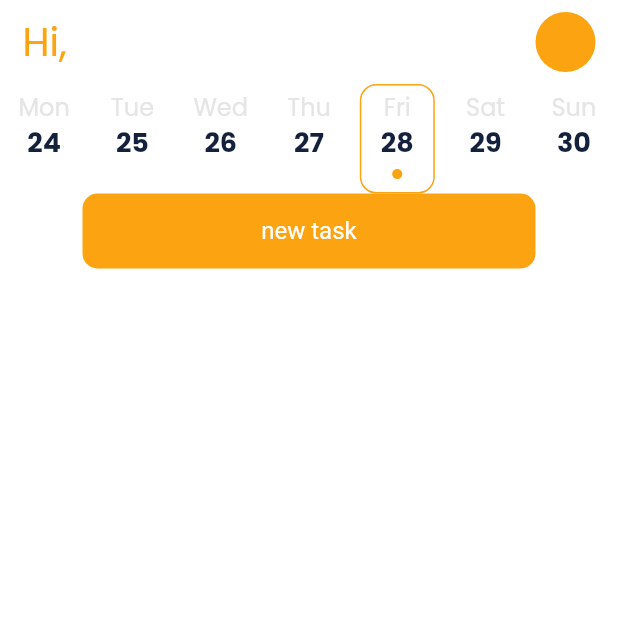
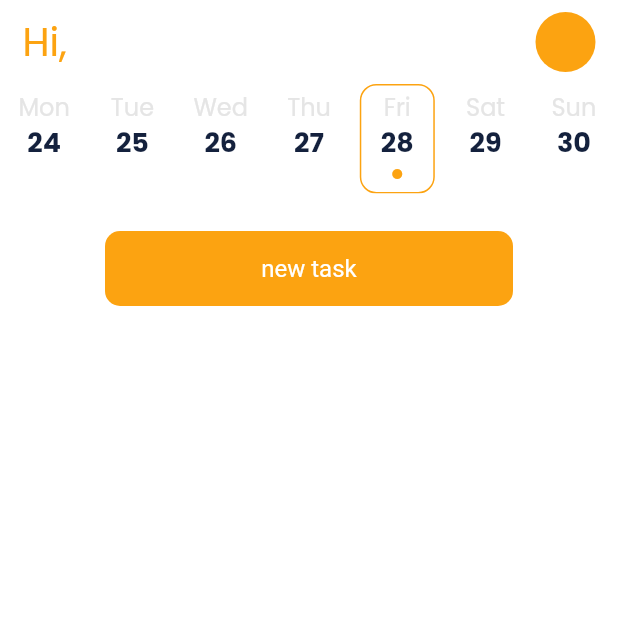
Before and after one commit to JoseLuna12/habito-app-flutter, a Flutter app: the HomeScreen screen opened directly, on a phone screen of 412 x 824 dp, the top half of it. Run offline on Flutter 3.47's test engine with Material 2 defaults, Android fonts, the phone set to English and light mode, and no system bars; our stand-ins replace isar, shared_preferences; accounts and stored records are empty; generated files the repository leaves out were written again.

Commit message:
partial finish home

```diff
--- a/lib/common/database/isar.dart
+++ b/lib/common/database/isar.dart
@@ -18,6 +18,11 @@ class IsarDatabase {
   Future<List<Task>> getTasks() async {
     final isar = await _isar;
     return isar.tasks.where().findAll();
+  }
+
+  Future<List<Task>> getTasksByDay(String keyDay) async {
+    final isar = await _isar;
+    return isar.tasks.where().filter().timeEqualTo(keyDay).findAll();
   }
 
   Future<void> deleteTask(Id taskId) async {
--- a/lib/common/date/week.dart
+++ b/lib/common/date/week.dart
@@ -8,20 +8,21 @@ class HabiWeek {
   late int _todayWeekIndex;
   late WeekList _weeks;
   late final HabiDay _today;
+  late HabiDay _activeDay;
   late int _activeWeekIndex;
-  late int _activeDayIndex;
 
   HabiWeek() {
     _weeks = DateHelper.initDates();
     _today = DateHelper.getCurrentDate();
     _todayWeekIndex = _getCurrentWeekIndexOf(_weeks);
+    _activeDay = _today;
     _activeWeekIndex = _todayWeekIndex;
-    _activeDayIndex = _today.indexOfDay;
   }
 
   int get todayWeekIndex => _todayWeekIndex;
   WeekList get weeks => _weeks;
   HabiDay get today => _today;
+  HabiDay get activeDay => _activeDay;
   HabiDay get todayInArray {
     return weeks[_todayWeekIndex][today.indexOfDay];
   }
@@ -40,9 +41,9 @@ class HabiWeek {
   }
 
   void activateDayByIndex(int week, int day) {
-    _weeks[_activeWeekIndex][_activeDayIndex].setIsActive(false);
+    _weeks[_activeWeekIndex][_activeDay.indexOfDay].setIsActive(false);
     _weeks[week][day].setIsActive(true);
-    _activeDayIndex = day;
+    _activeDay = _weeks[week][day];
     _activeWeekIndex = week;
   }
 
--- a/lib/common/providers/app_state_provider.dart
+++ b/lib/common/providers/app_state_provider.dart
@@ -6,6 +6,10 @@ class AppStateProvider extends ChangeNotifier {
   bool _isKeyboardOpen = false;
 
   bool get isKeyboardOpen => _isKeyboardOpen;
+
+  bool isDarkMode(BuildContext context) {
+    return Theme.of(context).brightness == Brightness.dark;
+  }
 
   void closeKeyboard() {
     if (_currentInputFocus == null) {
--- a/lib/common/providers/task_provider.dart
+++ b/lib/common/providers/task_provider.dart
@@ -13,6 +13,12 @@ class TaskProvider extends ChangeNotifier {
   Future<void> initTasks() async {
     final db = IsarDatabase();
     _tasks = await db.getTasks();
+    notifyListeners();
+  }
+
+  Future<void> initTaskByDay(String time) async {
+    final db = IsarDatabase();
+    _tasks = await db.getTasksByDay(time);
     notifyListeners();
   }
 
--- a/lib/features/routines/screens/home.dart
+++ b/lib/features/routines/screens/home.dart
@@ -27,7 +27,6 @@ class HomeScreen extends StatelessWidget {
           // ),
           DaySelector(),
           Expanded(child: TasksColumn()),
-          // const Spacer(),
         ],
       ),
     );
--- a/lib/features/routines/widgets/day_item.dart
+++ b/lib/features/routines/widgets/day_item.dart
@@ -1,5 +1,6 @@
 import 'package:flutter/material.dart';
 import 'package:habito/common/date/day.dart';
+import 'package:habito/common/providers/app_state_provider.dart';
 import 'package:habito/common/providers/week_provider.dart';
 import 'package:habito/constants/app_colors.dart';
 import 'package:habito/constants/app_measurements.dart';
@@ -12,7 +13,8 @@ class DayListItem extends StatelessWidget {
 
   @override
   Widget build(BuildContext context) {
-    final bool isDarkMode = Theme.of(context).brightness == Brightness.dark;
+    final bool isDarkMode =
+        context.watch<AppStateProvider>().isDarkMode(context);
 
     Color dayNameColor = isDarkMode ? HabiColor.gray : HabiColor.gray;
     Color dayNumberColor = isDarkMode ? HabiColor.white : HabiColor.blue;
--- a/lib/features/routines/widgets/day_selector.dart
+++ b/lib/features/routines/widgets/day_selector.dart
@@ -1,6 +1,8 @@
 import 'package:flutter/material.dart';
 import 'package:habito/common/date/week.dart';
+import 'package:habito/common/providers/app_state_provider.dart';
 import 'package:habito/common/providers/week_provider.dart';
+import 'package:habito/constants/app_colors.dart';
 import 'package:habito/features/routines/widgets/day_item.dart';
 import 'package:provider/provider.dart';
 
@@ -25,7 +27,15 @@ class _DaySelectorState extends State<DaySelector> {
 
   @override
   Widget build(BuildContext context) {
-    return SizedBox(
+    final bool isDarkMode =
+        context.watch<AppStateProvider>().isDarkMode(context);
+
+    final Color backgroundColor = isDarkMode ? HabiColor.blue : HabiColor.white;
+
+    return Container(
+      decoration: BoxDecoration(
+        color: backgroundColor,
+      ),
       height: 73,
       child: Row(
         children: [
--- a/lib/features/routines/widgets/tasks_column.dart
+++ b/lib/features/routines/widgets/tasks_column.dart
@@ -1,5 +1,6 @@
 import 'package:flutter/material.dart';
 import 'package:habito/common/providers/app_state_provider.dart';
+import 'package:habito/common/providers/week_provider.dart';
 import 'package:habito/constants/app_colors.dart';
 
 import 'package:provider/provider.dart';
@@ -17,20 +18,23 @@ class TasksColumn extends StatefulWidget {
 }
 
 class _TasksColumnState extends State<TasksColumn> {
-  // final listScrollController = ScrollController();
-
   final taskInputController = TextEditingController();
   final inputFocusNode = FocusNode();
 
   @override
   Widget build(BuildContext context) {
+    final bool isDarkMode =
+        context.watch<AppStateProvider>().isDarkMode(context);
+    final buttonBackgroundColor = isDarkMode ? HabiColor.blue : HabiColor.white;
+    final selectedDay = context.watch<WeekProvider>().weeksValues.activeDay;
+
     void newTask(String task) {
       if (task.isEmpty) {
         return;
       }
       final t = Task()
         ..name = task
-        ..time = "26:07:2023";
+        ..time = selectedDay.keyDate;
       context.read<TaskProvider>().addTask(t);
       taskInputController.clear();
     }
@@ -41,22 +45,10 @@ class _TasksColumnState extends State<TasksColumn> {
 
     return Column(
       children: [
-        Padding(
-          padding: const EdgeInsets.only(
-            left: HabiMeasurements.paddingHorizontalButtonXl,
-            right: HabiMeasurements.paddingHorizontalButtonXl,
-            bottom: 30,
-          ),
-          child: ElevatedButton(
-            onPressed: context.watch<AppStateProvider>().isKeyboardOpen
-                ? null
-                : newTaskAction,
-            child: const Text("new task"),
-          ),
-        ),
         Expanded(
           child: FutureBuilder(
-            future: context.read<TaskProvider>().initTasks(),
+            future:
+                context.read<TaskProvider>().initTaskByDay(selectedDay.keyDate),
             builder: (context, snapshot) {
               List<Task> tasks =
                   context.watch<TaskProvider>().tasks.reversed.toList();
@@ -66,9 +58,29 @@ class _TasksColumnState extends State<TasksColumn> {
                 ),
                 child: ListView.builder(
                   // controller: listScrollController,
-                  itemCount: tasks.length,
+                  shrinkWrap: true,
+                  // physics: const NeverScrollableScrollPhysics(),
+                  itemCount: tasks.length + 1,
                   itemBuilder: (context, index) {
-                    return TaskListTile(task: tasks[index]);
+                    if (index == 0) {
+                      return Container(
+                        padding: const EdgeInsets.only(
+                          top: 25,
+                          left: HabiMeasurements.paddingHorizontalButtonXl,
+                          right: HabiMeasurements.paddingHorizontalButtonXl,
+                          bottom: 30,
+                        ),
+                        color: buttonBackgroundColor,
+                        child: ElevatedButton(
+                          onPressed:
+                              context.watch<AppStateProvider>().isKeyboardOpen
+                                  ? null
+                                  : newTaskAction,
+                          child: const Text("new task"),
+                        ),
+                      );
+                    }
+                    return TaskListTile(task: tasks[index - 1]);
                   },
                 ),
               );
@@ -140,7 +152,13 @@ class _TaskListTileState extends State<TaskListTile> {
             children: [
               Padding(
                 padding: EdgeInsets.only(right: 10),
-                child: Text("Delete"),
+                child: Text(
+                  "Delete",
+                  style: TextStyle(
+                    fontWeight: FontWeight.bold,
+                    color: HabiColor.white,
+                  ),
+                ),
               )
             ],
           ),
```
